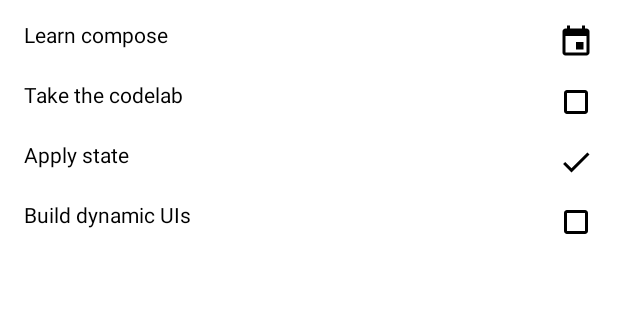
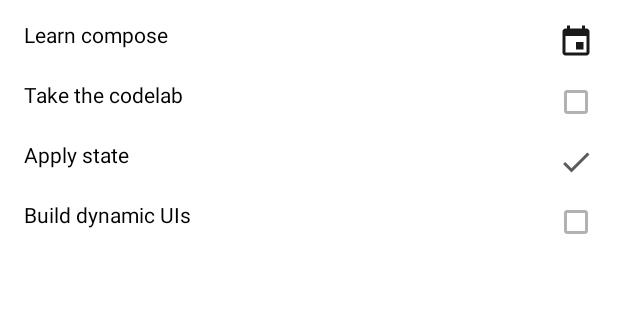
Before and after one commit to kadylovnur/andriod-sample-apps, an Android app built with Jetpack Compose: the @Preview function PreviewTodoScreen, on a phone screen of 412 x 824 dp. Shown: the top 323 px of the screen. Run offline under Robolectric (Android 15) with nearby library versions, the phone set to English and light mode, and no system bars.

Commit message:
5. Memory in Compose (Using State in Jetpack Compose)
https://developer.android.com/codelabs/jetpack-compose-state#4

```diff
--- a/Compose_3.StateCodelab/start/src/main/java/com/codelabs/state/todo/TodoScreen.kt
+++ b/Compose_3.StateCodelab/start/src/main/java/com/codelabs/state/todo/TodoScreen.kt
@@ -27,6 +27,7 @@ import androidx.compose.foundation.lazy.LazyColumn
 import androidx.compose.foundation.lazy.items
 import androidx.compose.material.Button
 import androidx.compose.material.Icon
+import androidx.compose.material.LocalContentColor
 import androidx.compose.material.Text
 import androidx.compose.runtime.Composable
 import androidx.compose.runtime.remember
@@ -84,7 +85,12 @@ fun TodoScreen(
  * @param modifier modifier for this element
  */
 @Composable
-fun TodoRow(todo: TodoItem, onItemClicked: (TodoItem) -> Unit, modifier: Modifier = Modifier) {
+fun TodoRow(
+    todo: TodoItem,
+    onItemClicked: (TodoItem) -> Unit,
+    modifier: Modifier = Modifier,
+    iconAlpha: Float = remember(todo.id) { randomTint() }
+) {
     Row(
         modifier = modifier
             .clickable { onItemClicked(todo) }
@@ -94,6 +100,7 @@ fun TodoRow(todo: TodoItem, onItemClicked: (TodoItem) -> Unit, modifier: Modifie
         Text(todo.task)
         Icon(
             imageVector = todo.icon.imageVector,
+            tint = LocalContentColor.current.copy(alpha = iconAlpha),
             contentDescription = stringResource(id = todo.icon.contentDescription)
         )
     }
```
